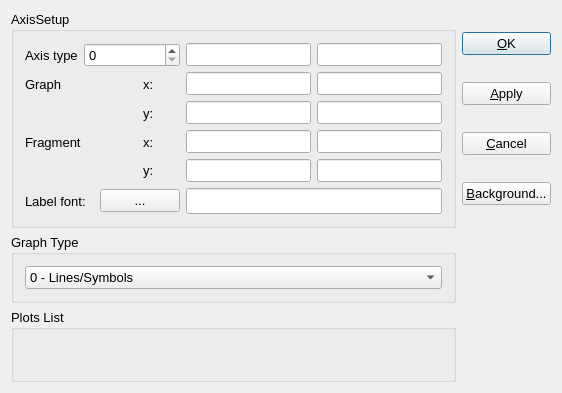
gemshub/GEMSGUI, file gems3/vizor4/dlg4/LegendDialog4.ui: the form before one commit.
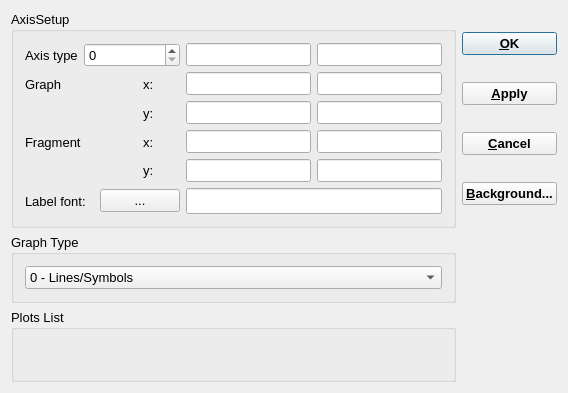
The form after the commit.

Diff of the .ui file:
```diff
--- a/gems3/vizor4/dlg4/LegendDialog4.ui
+++ b/gems3/vizor4/dlg4/LegendDialog4.ui
@@ -236,6 +236,12 @@
     <layout class="QVBoxLayout">
      <item>
       <widget class="QPushButton" name="pBtnOk">
+       <property name="font">
+        <font>
+         <weight>75</weight>
+         <bold>true</bold>
+        </font>
+       </property>
        <property name="toolTip">
         <string>Apply changes to the graph and close this dialog</string>
        </property>
@@ -249,6 +255,12 @@
      </item>
      <item>
       <widget class="QPushButton" name="pBtnApply">
+       <property name="font">
+        <font>
+         <weight>75</weight>
+         <bold>true</bold>
+        </font>
+       </property>
        <property name="toolTip">
         <string>Apply changes to the graph and do not close this dialog</string>
        </property>
@@ -259,6 +271,12 @@
      </item>
      <item>
       <widget class="QPushButton" name="pBthCancel">
+       <property name="font">
+        <font>
+         <weight>75</weight>
+         <bold>true</bold>
+        </font>
+       </property>
        <property name="toolTip">
         <string>Discard  changes and close this dialog</string>
        </property>
@@ -269,6 +287,12 @@
      </item>
      <item>
       <widget class="QPushButton" name="pBtnBackgr">
+       <property name="font">
+        <font>
+         <weight>75</weight>
+         <bold>true</bold>
+        </font>
+       </property>
        <property name="toolTip">
         <string>Set background color of the graph area</string>
        </property>
```
